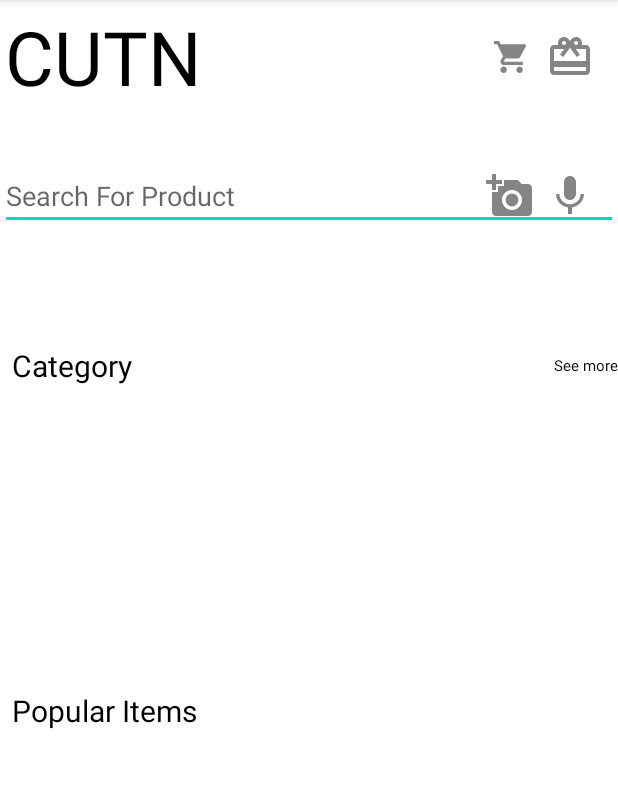
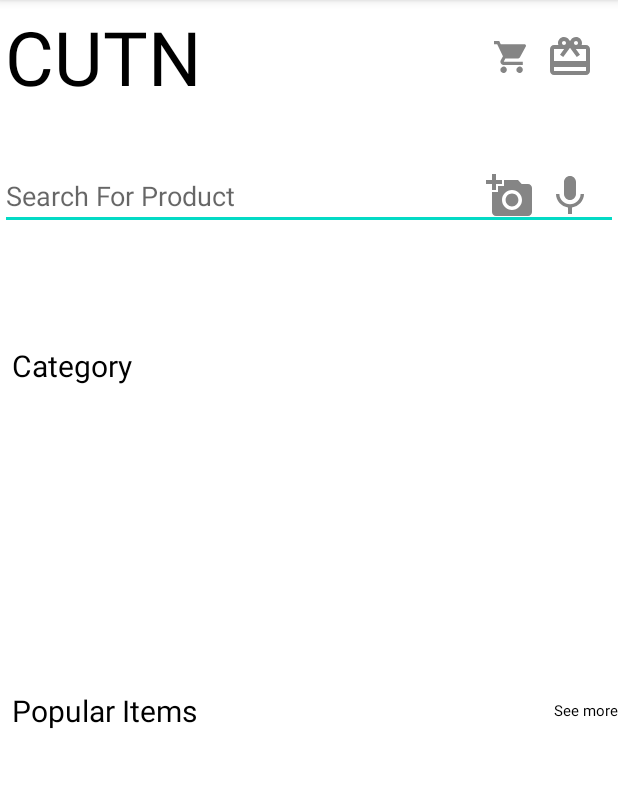
Before and after one commit to gilesccs/CUTN-MobileApp, an Android app: the screen it shows after launch (MainActivity), on a phone screen of 412 x 824 dp, the part 84-872 px from its top. Run offline under Robolectric (Android 15) with nearby library versions, the phone set to English and light mode, and no system bars.

Commit message:
created fragment

```diff
--- a/app/src/main/res/layout/activity_main.xml
+++ b/app/src/main/res/layout/activity_main.xml
@@ -6,115 +6,11 @@
     android:layout_height="match_parent"
     tools:context=".MainActivity">
 
-    <TextView
-        android:id="@+id/cutn"
-        android:layout_width="wrap_content"
-        android:layout_height="wrap_content"
-        android:layout_marginStart="3dp"
-        android:layout_marginLeft="3dp"
-        android:layout_marginTop="4dp"
-        android:text="CUTN"
-        android:textColor="@android:color/background_dark"
-        android:textSize="50sp"
-        app:layout_constraintStart_toStartOf="parent"
-        app:layout_constraintTop_toTopOf="parent" />
-
-    <ImageView
-        android:id="@+id/cart"
-        android:layout_width="wrap_content"
-        android:layout_height="wrap_content"
-        android:layout_marginEnd="8dp"
-        android:layout_marginRight="8dp"
-        app:layout_constraintBottom_toBottomOf="@+id/rewards"
-        app:layout_constraintEnd_toStartOf="@+id/rewards"
-        app:layout_constraintTop_toTopOf="@+id/rewards"
-        app:srcCompat="@drawable/ic_cart_black"
-        tools:ignore="VectorDrawableCompat" />
-
-    <ImageView
-        android:id="@+id/rewards"
-        android:layout_width="wrap_content"
-        android:layout_height="wrap_content"
-        android:layout_marginEnd="16dp"
-        android:layout_marginRight="16dp"
-        app:layout_constraintBottom_toBottomOf="@+id/cutn"
-        app:layout_constraintEnd_toEndOf="parent"
-        app:layout_constraintTop_toTopOf="@+id/cutn"
-        app:srcCompat="@drawable/ic_baseline_card_giftcard_24"
-        tools:ignore="VectorDrawableCompat" />
-
-    <EditText
-        android:id="@+id/searchForProduct"
+    <fragment
         android:layout_width="match_parent"
-        android:layout_height="wrap_content"
-        android:layout_marginTop="108dp"
-        android:hint="Search For Product"
-        android:inputType="text"
-        app:layout_constraintTop_toTopOf="parent"
-        tools:layout_editor_absoluteX="4dp" />
-
-    <ImageView
-        android:id="@+id/photo"
-        android:layout_width="wrap_content"
-        android:layout_height="wrap_content"
-        android:layout_marginEnd="8dp"
-        android:layout_marginRight="8dp"
-        app:layout_constraintBottom_toBottomOf="@+id/microphone"
-        app:layout_constraintEnd_toStartOf="@+id/microphone"
-        app:layout_constraintTop_toTopOf="@+id/microphone"
-        app:srcCompat="@drawable/ic_baseline_add_a_photo_24"
-        tools:ignore="VectorDrawableCompat" />
-
-    <ImageView
-        android:id="@+id/microphone"
-        android:layout_width="wrap_content"
-        android:layout_height="wrap_content"
-        android:layout_marginEnd="16dp"
-        android:layout_marginRight="16dp"
-        app:layout_constraintBottom_toBottomOf="@+id/searchForProduct"
-        app:layout_constraintEnd_toEndOf="parent"
-        app:layout_constraintTop_toTopOf="@+id/searchForProduct"
-        app:srcCompat="@drawable/ic_baseline_mic_24"
-        tools:ignore="VectorDrawableCompat" />
-
-    <TextView
-        android:id="@+id/category"
-        android:layout_width="wrap_content"
-        android:layout_height="wrap_content"
-        android:layout_marginStart="8dp"
-        android:layout_marginLeft="8dp"
-        android:layout_marginTop="230dp"
-        android:text="Category"
-        android:textColor="@android:color/background_dark"
-        android:textSize="20sp"
-        app:layout_constraintStart_toStartOf="parent"
-        app:layout_constraintTop_toTopOf="parent" />
-
-    <TextView
-        android:id="@+id/seeMoreCategory"
-        android:layout_width="wrap_content"
-        android:layout_height="wrap_content"
-        android:fontFamily="sans-serif"
-        android:onClick="seeMore"
-        android:text="See more"
-        android:textColor="@android:color/background_dark"
-        android:textSize="10sp"
-        app:layout_constraintBottom_toBottomOf="@+id/category"
-        app:layout_constraintEnd_toEndOf="parent"
-        app:layout_constraintTop_toTopOf="@+id/category" />
-
-    <TextView
-        android:id="@+id/popularItems"
-        android:layout_width="wrap_content"
-        android:layout_height="wrap_content"
-        android:layout_marginStart="8dp"
-        android:layout_marginLeft="8dp"
-        android:layout_marginTop="460dp"
-        android:text="Popular Items"
-        android:textColor="@android:color/background_dark"
-        android:textSize="20sp"
-        app:layout_constraintStart_toStartOf="parent"
-        app:layout_constraintTop_toTopOf="parent" />
-
+        android:layout_height="match_parent"
+        android:id="@+id/homepageFragment"
+        android:name="sg.edu.smu.cs461.cutn_mobileapp.fragment_homepage"
+        tools:layout="@layout/fragment_homepage"/>
 
 </androidx.constraintlayout.widget.ConstraintLayout>
--- a/app/src/main/res/layout/fragment_homepage.xml
+++ b/app/src/main/res/layout/fragment_homepage.xml
@@ -1,13 +1,12 @@
 <?xml version="1.0" encoding="utf-8"?>
 <FrameLayout xmlns:android="http://schemas.android.com/apk/res/android"
+    xmlns:app="http://schemas.android.com/apk/res-auto"
     xmlns:tools="http://schemas.android.com/tools"
     android:layout_width="match_parent"
     android:layout_height="match_parent"
     tools:context=".fragment_homepage">
 
-    <androidx.constraintlayout.widget.ConstraintLayout xmlns:android="http://schemas.android.com/apk/res/android"
-        xmlns:app="http://schemas.android.com/apk/res-auto"
-        xmlns:tools="http://schemas.android.com/tools"
+    <androidx.constraintlayout.widget.ConstraintLayout
         android:layout_width="match_parent"
         android:layout_height="match_parent"
         tools:context=".MainActivity">
@@ -101,13 +100,12 @@
             android:layout_width="wrap_content"
             android:layout_height="wrap_content"
             android:fontFamily="sans-serif"
-            android:onClick="seeMore"
             android:text="See more"
             android:textColor="@android:color/background_dark"
             android:textSize="10sp"
-            app:layout_constraintBottom_toBottomOf="@+id/category"
+            app:layout_constraintBottom_toBottomOf="@+id/popularItems"
             app:layout_constraintEnd_toEndOf="parent"
-            app:layout_constraintTop_toTopOf="@+id/category" />
+            app:layout_constraintTop_toTopOf="@+id/popularItems" />
 
         <TextView
             android:id="@+id/popularItems"
```
